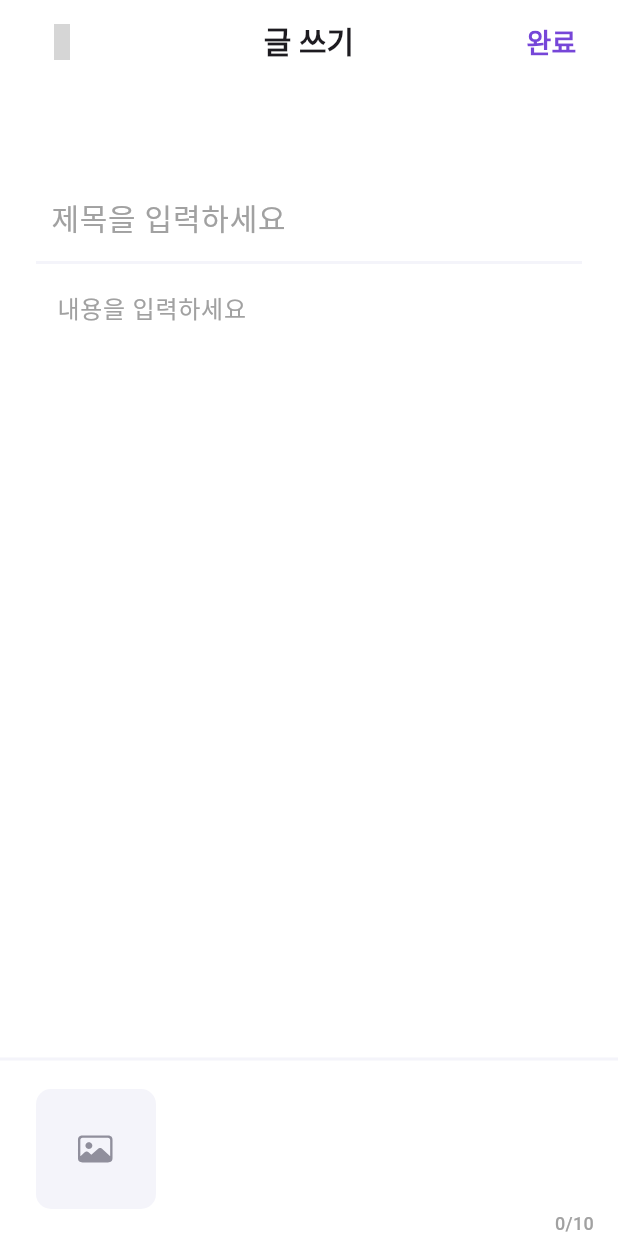
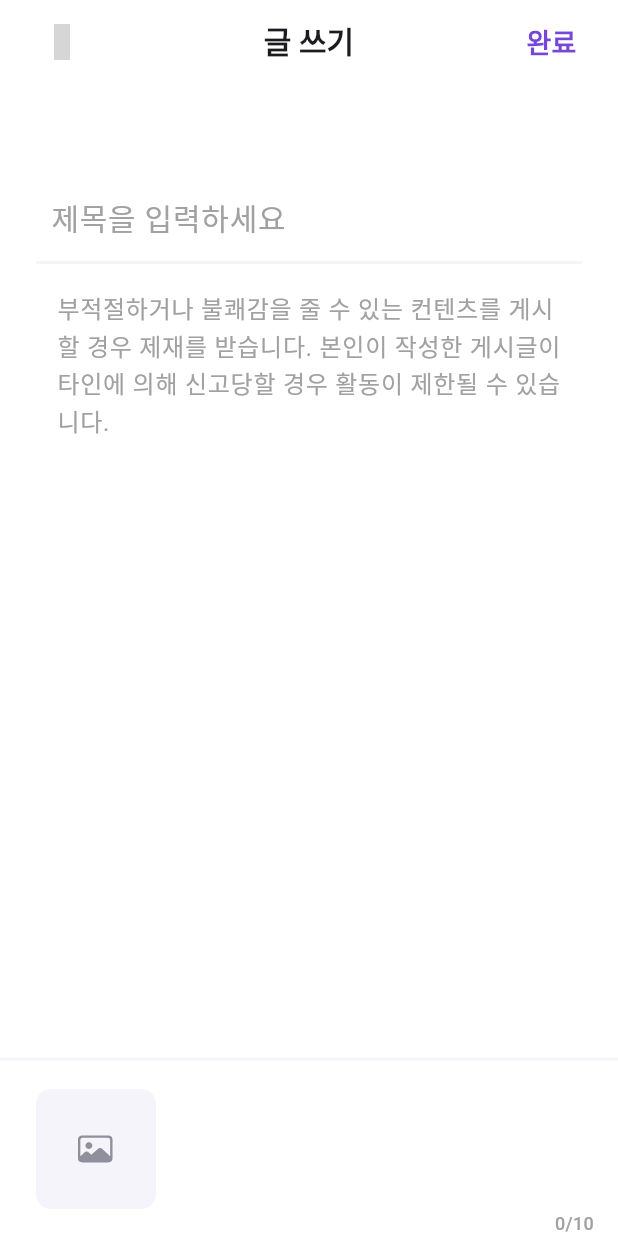
Before and after one commit to dpplanner/app, a Flutter app: the PostAddPage screen opened directly, on a phone screen of 412 x 824 dp. Run offline on Flutter 3.47's test engine with Material 3 defaults, Android fonts, the phone set to English and light mode, and no system bars; drawn by our look-alikes of calendar_view; our stand-ins replace cached_network_image, contained_tab_bar_view, dio, dropdown_button2, firebase_core, firebase_messaging and 12 more; missing offline and left inert: app_tracking_transparency, flutter_naver_login, flutter_sfsymbols, kakao_flutter_sdk_user; accounts and stored records are empty; network calls fail; Roboto replaces fonts that are missing (Pretendard); grey boxes are pictures that could not be loaded.

Commit message:
:pencil2: Fix : 게시글 작성 플레이스 홀더 문구 수정 (#124)
신고와 관련해서 작성자 주의법 안내 문구로 수정

```diff
--- a/dplanner/lib/pages/post_add_page.dart
+++ b/dplanner/lib/pages/post_add_page.dart
@@ -154,7 +154,9 @@ class _PostAddPageState extends State<PostAddPage> {
                 child: Form(
                     key: _formKey2,
                     child: OutlineTextForm(
-                      hintText: widget.isEdit ? postContent.text : '내용을 입력하세요',
+                      hintText: widget.isEdit
+                          ? postContent.text
+                          : '부적절하거나 불쾌감을 줄 수 있는 컨텐츠를 게시할 경우 제재를 받습니다. 본인이 작성한 게시글이 타인에 의해 신고당할 경우 활동이 제한될 수 있습니다.',
                       controller: postContent,
                       isFocused: _isFocused2,
                       noLine: true,
```
Lines whose indentation alone changed are shown as unchanged.
